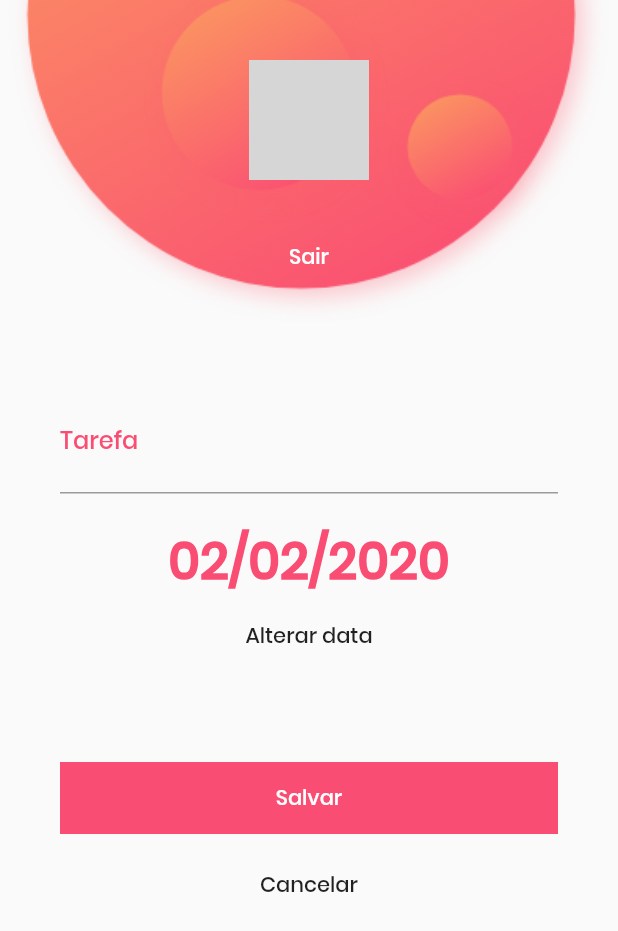
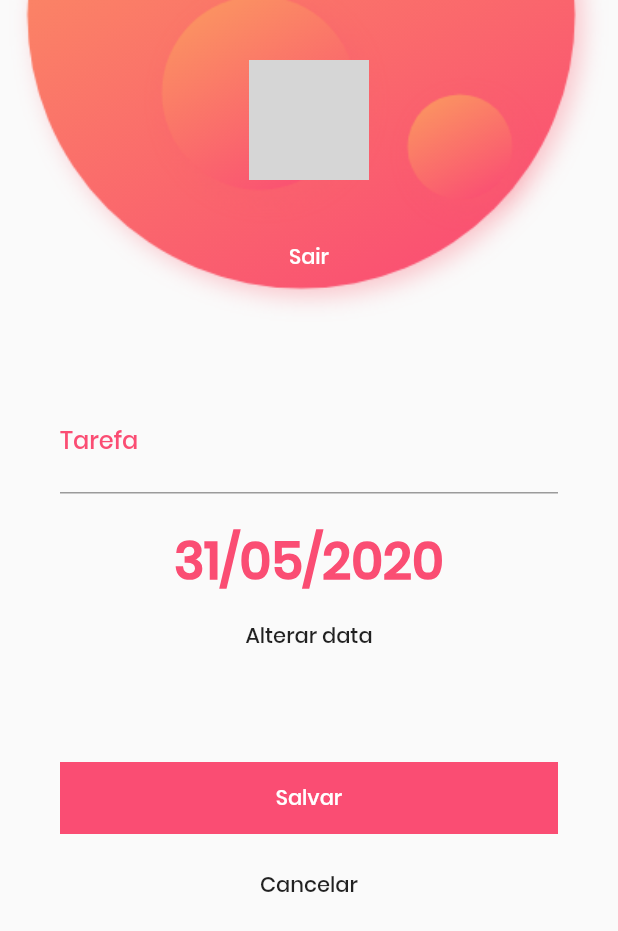
Before and after one commit to emiliosds/7198, a Flutter app: the CreateTodoView screen opened directly, on a phone screen of 412 x 824 dp. Shown: the top 931 px of the screen. Run offline on Flutter 3.47's test engine with Material 2 defaults, Android fonts, the phone set to English and light mode, and no system bars; our stand-ins replace dio, firebase_auth, flutter_mobx, google_sign_in, mobx; accounts and stored records are empty; generated files the repository leaves out were written again; network calls fail; grey boxes are pictures that could not be loaded.

Commit message:
Término da aula 39 - Utilizando datepicker

```diff
--- a/lib/views/create-todo.view.dart
+++ b/lib/views/create-todo.view.dart
@@ -1,8 +1,34 @@
 import 'package:flutter/material.dart';
+import 'package:intl/intl.dart';
 import 'package:todos/components/button.widget.dart';
 import 'package:todos/widgets/user-card.widget.dart';
 
-class CreateTodoView extends StatelessWidget {
+class CreateTodoView extends StatefulWidget {
+  @override
+  _CreateTodoViewState createState() => _CreateTodoViewState();
+}
+
+class _CreateTodoViewState extends State<CreateTodoView> {
+  final _formKey = GlobalKey<FormState>();
+  final _dateFormat = new DateFormat('dd/MM/yyyy');
+
+  String task = "";
+  DateTime date = DateTime.now();
+
+  Future<Null> _selectDate(BuildContext context) async {
+    final DateTime picked = await showDatePicker(
+      context: context,
+      initialDate: date,
+      firstDate: DateTime(2000, 1),
+      lastDate: DateTime(2040),
+    );
+    if (picked != null && picked != date) {
+      setState(() {
+        date = picked;
+      });
+    }
+  }
+
   @override
   Widget build(BuildContext context) {
     return Scaffold(
@@ -35,7 +61,7 @@ class CreateTodoView extends StatelessWidget {
                         top: 20,
                       ),
                       child: Text(
-                        "02/02/2020",
+                        _dateFormat.format(date),
                         style: TextStyle(
                           color: Theme.of(context).primaryColor,
                           fontSize: 34,
@@ -44,8 +70,10 @@ class CreateTodoView extends StatelessWidget {
                       ),
                     ),
                     FlatButton(
-                      onPressed: () {},
                       child: Text("Alterar data"),
+                      onPressed: () {
+                        _selectDate(context);
+                      },
                     ),
                   ],
                 ),
@@ -66,9 +94,7 @@ class CreateTodoView extends StatelessWidget {
             ),
             FlatButton(
               child: Text("Cancelar"),
-              onPressed: (){
-
-              },
+              onPressed: () {},
             ),
           ],
         ),
```
Also changed, not shown: lib/views/home.view.dart (+7 -6 lines).
